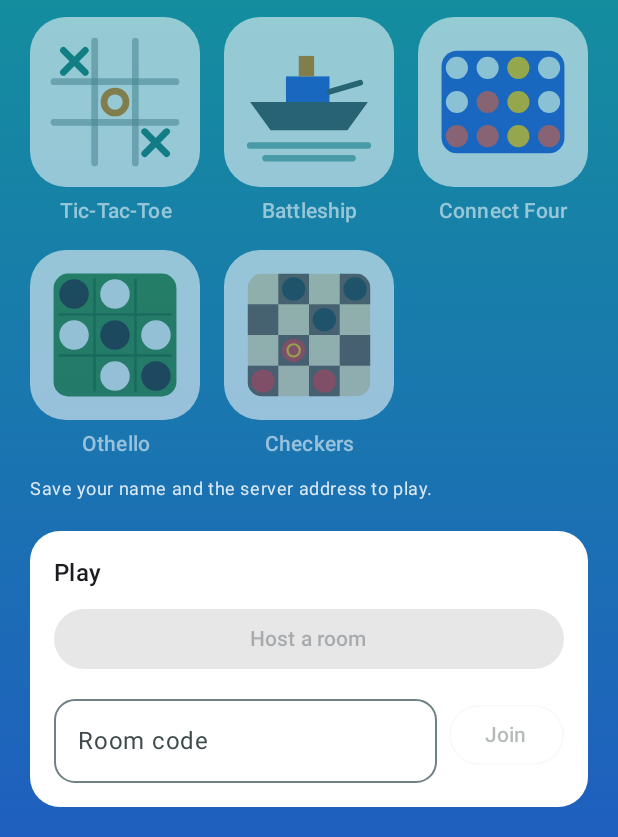
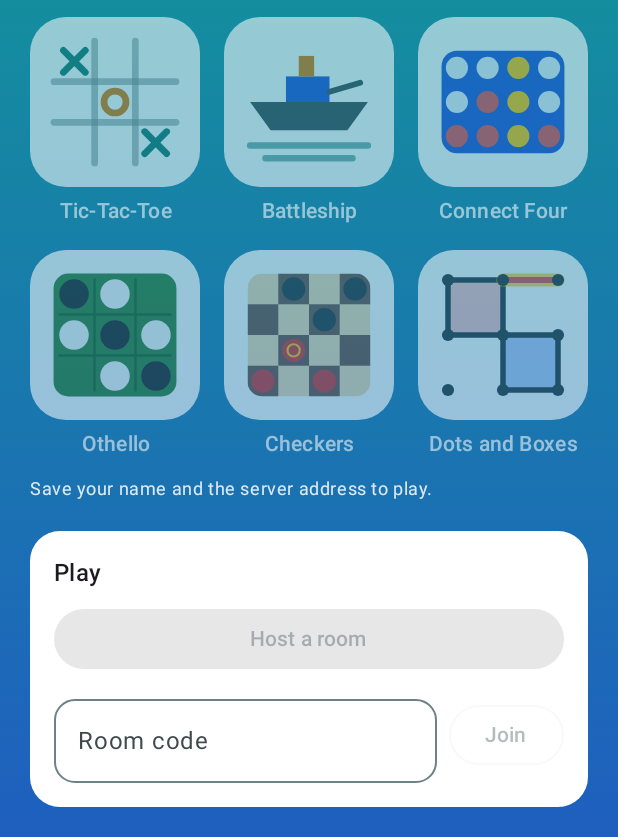
Before and after one commit to JoaquinAyG/1v1-games, an Android app built with Jetpack Compose: the screen it shows after launch (MainActivity), scrolled down 234 dp, on a phone screen of 412 x 824 dp, the part 399-1236 px from its top. Run offline under Robolectric (Android 15) with nearby library versions, the phone set to English and light mode, and no system bars.

Commit message:
Add Dots and Boxes to the app
A lobby tile with its own icon and a panel for the game. The board is
drawn on a Canvas: tapping near a line draws it on your turn (a tap in
the middle of a box draws nothing), closed boxes are filled in their
owner's colour, and the last line glows along with the boxes it closed.
The panel shows both scores, whose turn it is, says when a box earned
another line, and offers "Play again" at the end.

The panel takes the board size from the state and the line numbering
from core, so it follows DotsAndBoxes.SIZE without changes.

```diff
--- a/app/src/main/kotlin/com/classicgames/app/ui/Games.kt
+++ b/app/src/main/kotlin/com/classicgames/app/ui/Games.kt
@@ -50,6 +50,7 @@ val GAMES = listOf(
     GameEntry(id = "connectfour", title = "Connect Four", icon = { ConnectFourIcon() }),
     GameEntry(id = "othello", title = "Othello", icon = { OthelloIcon() }),
     GameEntry(id = "checkers", title = "Checkers", icon = { CheckersIcon() }),
+    GameEntry(id = "dotsandboxes", title = "Dots and Boxes", icon = { DotsAndBoxesIcon() }),
 )
 
 /** Lays the games out in rows of [columns] tiles. Gaps in the last row stay empty so tiles keep their size. */
@@ -232,6 +233,35 @@ fun OthelloIcon(modifier: Modifier = Modifier) {
     }
 }
 
+/** A 3 x 3 grid of dots with a red box and a blue box closed and the last line glowing, drawn from scratch. */
+@Composable
+fun DotsAndBoxesIcon(modifier: Modifier = Modifier) {
+    Canvas(modifier = modifier.fillMaxSize().padding(20.dp)) {
+        val side = size.minDimension
+        val left = (size.width - side) / 2f
+        val top = (size.height - side) / 2f
+        val cell = side / 2f
+        fun dot(row: Int, column: Int) = Offset(left + column * cell, top + row * cell)
+
+        drawRect(DotsRed.copy(alpha = 0.35f), topLeft = dot(0, 0), size = Size(cell, cell))
+        drawRect(DotsBlue.copy(alpha = 0.35f), topLeft = dot(1, 1), size = Size(cell, cell))
+
+        // Lines as pairs of dots (row, column): the four sides of both boxes.
+        val lines = listOf(
+            (0 to 0) to (0 to 1), (1 to 0) to (1 to 1), (0 to 0) to (1 to 0), (0 to 1) to (1 to 1),
+            (1 to 1) to (1 to 2), (2 to 1) to (2 to 2), (1 to 1) to (2 to 1), (1 to 2) to (2 to 2),
+        )
+        val stroke = side * 0.05f
+        for ((a, b) in lines) {
+            drawLine(DotsInk, dot(a.first, a.second), dot(b.first, b.second), stroke, StrokeCap.Round)
+        }
+        drawLine(DotsLastLineGlow.copy(alpha = 0.7f), dot(0, 1), dot(0, 2), stroke * 2.4f, StrokeCap.Round)
+        drawLine(DotsRed, dot(0, 1), dot(0, 2), stroke * 1.1f, StrokeCap.Round)
+
+        for (row in 0..2) for (column in 0..2) drawCircle(DotsInk, radius = side * 0.055f, center = dot(row, column))
+    }
+}
+
 /** A little warship on the waves. */
 @Composable
 fun BattleshipIcon(modifier: Modifier = Modifier) {
```
Also changed, not shown: app/src/main/kotlin/com/classicgames/app/ui/AppViewModel.kt (+6 -1 lines), app/src/main/kotlin/com/classicgames/app/ui/ChatScreen.kt (+9 -0 lines), app/src/main/kotlin/com/classicgames/app/ui/DotsAndBoxesPanel.kt (added, +206 -0 lines).
